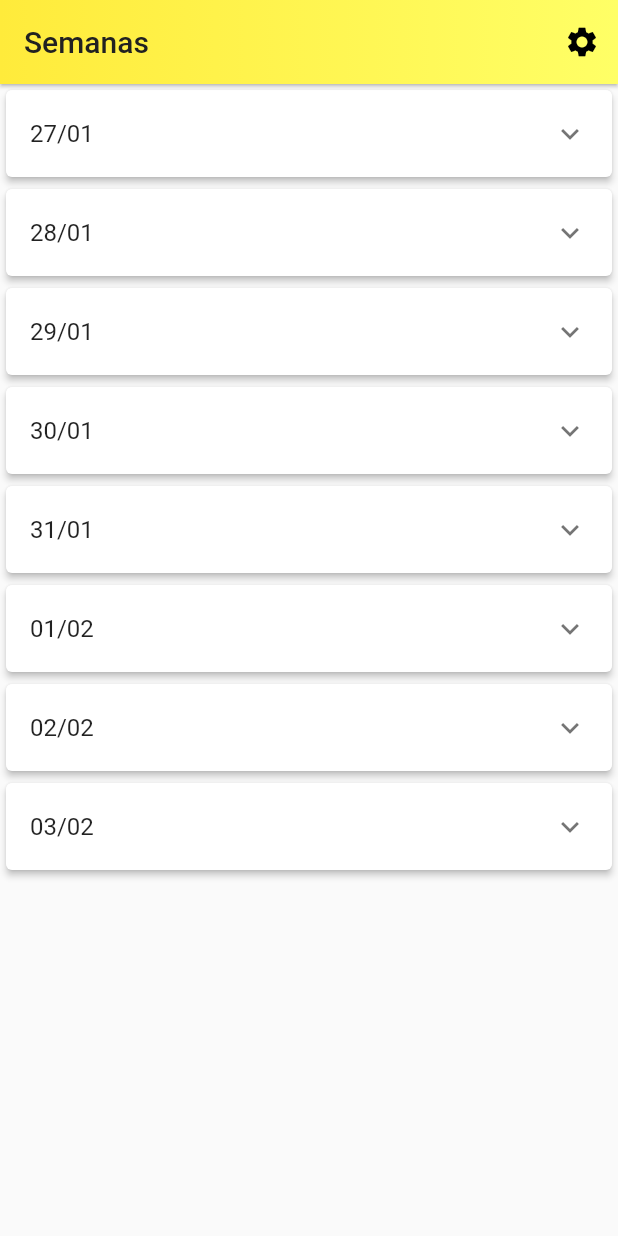
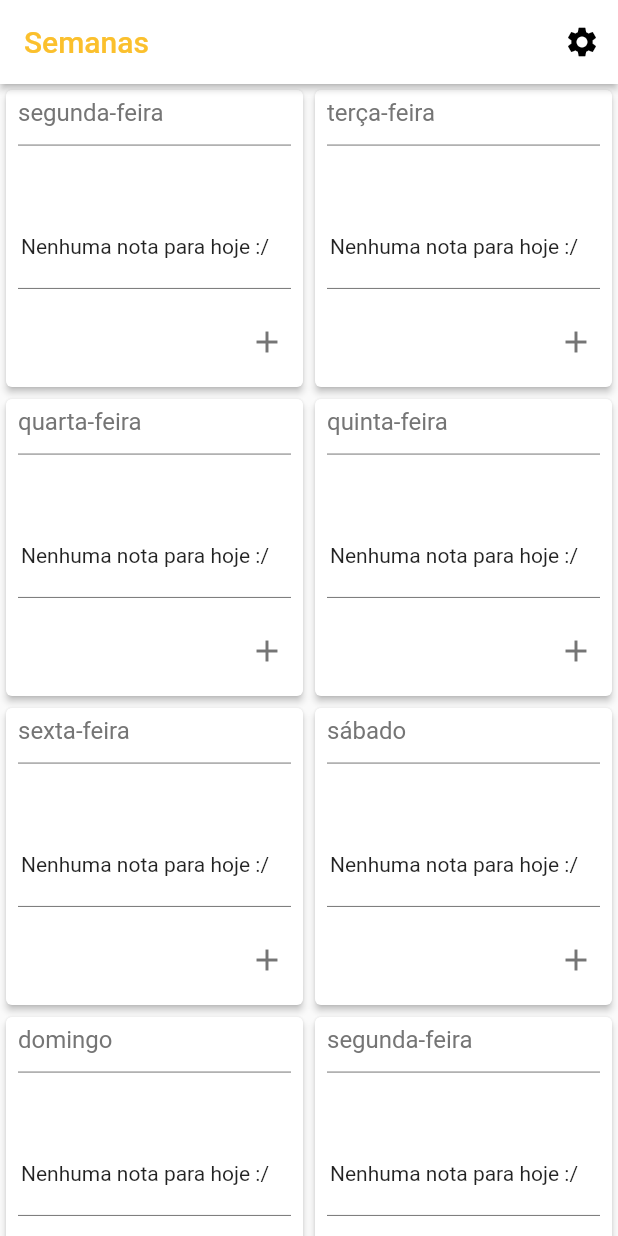
Before and after one commit to murilo-bracero/Semanas, a Flutter app: the screen it shows after launch, after a tap on the "add" icon, on a phone screen of 412 x 824 dp. Run offline on Flutter 3.47's test engine with Material 2 defaults, Android fonts, the phone set to English and light mode, and no system bars; our stand-ins replace shared_preferences, sqflite; accounts and stored records are empty.

Commit message:
Semanas grid reimaginated. Bottom overflow raises

```diff
--- a/lib/Week/WeekManagement.dart
+++ b/lib/Week/WeekManagement.dart
@@ -1,21 +1,58 @@
+import 'package:semanas/database/Database.dart';
+
 class WeekUtils{
-  var strdate = [];
-  var is_final_february = (mounth, day) => mounth == 2 && day == 28;
+  var week = [ ];
+  var weekdays = [];
 
   buildWeek(){
     DateTime date_now = new DateTime.now();
-    var weeks = [];
 
-    for(int i = 1; i <= 8; i++){
-      weeks.add( date_now.add(new Duration(days: i)) );
+    for(int i = 0; i <= 7; i++){
+      var context_day = date_now.add(new Duration(days: i));
+      week.add( context_day.toString().split(' ')[0] );
+      weekdays.add( _parseIntDate(context_day.weekday) );
     }
 
-    print(weeks);
+    _saveWeek();
+  }
 
+  _parseIntDate(weekInt){
+    var weekdays = ["segunda-feira", "terça-feira", "quarta-feira", "quinta-feira", "sexta-feira", "sábado","domingo"];
+    return weekdays[weekInt - 1];
+  }
+
+  _saveWeek(){
+    DBProvider.db.createWeek(week, weekdays);
+  }
+
+  static Future<bool> hasWeekEnded() async {
+    DateTime today = DateTime.now();
+    print("_hasWeekEnded: \n HOJE " + today.toString());
+    var last_note = await DBProvider.db.getLast();
+
+    if (last_note != null) {
+      print("ÚLTIMO DIA DA SEMANA: "+last_note.day);
+
+      if (today.difference(DateTime.parse(last_note.day)).inDays >= 1) {
+        return true;
+
+      } else {
+        return false;
+      }
+    }
+  }
+
+  static deletePastDay() async {
+    DateTime post = DateTime.now();
+    print("_deletePastDay: \n DIA DE HOJE " + post.toString());
+    var days = await DBProvider.db.getDays();
+    if(days != null){
+      for(String day in days){
+        if(post.difference(DateTime.parse(day)).inDays >= 1){
+          DBProvider.db.deleteDay(day);
+        }
+      }
+    }
   }
 
 }
-
-main() {
-  new WeekUtils().buildWeek();
-}
--- a/lib/main.dart
+++ b/lib/main.dart
@@ -1,11 +1,11 @@
 import 'package:flutter/material.dart';
 import 'package:semanas/OptionScreen.dart';
+import 'package:semanas/Week/WeekManagement.dart';
 import 'package:semanas/database/Database.dart';
 import 'package:semanas/database/NoteModel.dart';
 import 'Designs.dart';
 import 'package:shared_preferences/shared_preferences.dart';
 import 'EditNoteScreen.dart';
-import 'package:gradient_app_bar/gradient_app_bar.dart';
 
 void main() => runApp(MyApp());
 
@@ -36,20 +36,12 @@ var alreadyClicked = false;
 const String PREF_HASCURRENTWEEK = "hasCurrentWeek";
 
 class _MyHomePageState extends State<MyHomePage> {
-  //strings de dias da semana
-  var weekdays = [];
+  _MyHomePageState() {
+    WeekUtils.hasWeekEnded()
+        .then((var res) => {res ? _showDialog("end_week") : null});
 
-  //strings de datas completas
-  var strdate = [];
-
-  List<Widget> listDays = [];
-
-  //******************* CONSTRUTOR **********************************
-
-  _MyHomePageState() {
-    _hasWeekEnded();
     _loadSharedPrefs();
-    _deletePastDay();
+    WeekUtils.deletePastDay().then((var res) => {setState(() {})});
   }
 
   //************ PREFS **********************************************
@@ -62,102 +54,11 @@ class _MyHomePageState extends State<MyHomePage> {
   Future<bool> _loadSharedPrefs() async {
     final SharedPreferences prefs = await SharedPreferences.getInstance();
     final hasCurrentWeek = prefs.getBool(PREF_HASCURRENTWEEK) ?? false;
-    print("_loadSharedPrefs()\nPREF hasCurrentWeek: ${hasCurrentWeek.toString()}");
+    print(
+        "_loadSharedPrefs()\nPREF hasCurrentWeek: ${hasCurrentWeek.toString()}");
     alreadyClicked = hasCurrentWeek;
     setState(() {});
     return hasCurrentWeek;
-  }
-
-  //***********************CONSTRUÇÃO E GERENCIAMENTO DA SEMANA*************************
-
-  _deletePastDay() async {
-    DateTime post = DateTime.now();
-    print("_deletePastDay: \n DIA DE HOJE " + post.toString());
-    DBProvider.db.getDays().then((var res) {
-      if(res != null){
-        for(String day in res){
-          if(post.difference(DateTime.parse(day)).inDays >= 1){
-            DBProvider.db.deleteDay(day);
-            setState(() {});
-          }
-        }
-      }
-    });
-  }
-
-  _hasWeekEnded() async {
-    DateTime today = DateTime.now();
-    print("_hasWeekEnded: \n HOJE " + today.toString());
-    DBProvider.db.getLast().then((var res) {
-      if (res != null) {
-        print("ÚLTIMO DIA DA SEMANA: "+res.day);
-        if (today.difference(DateTime.parse(res.day)).inDays >= 1) {
-          _showDialog("end_week");
-        } else {
-          print("_hasWeekEnded: \n não é");
-        }
-      }
-    });
-  }
-
-  _buildWeek() {
-    var data = new DateTime.now();
-    //dias
-    var days = [];
-    bool virouMes = false;
-    int dia = data.day, mes = data.month, ano = data.year;
-
-    for (int i = 0; i <= 7; i++) {
-      if (mes == 2 && dia == 28) {
-        days.add(28);
-        dia = 1;
-        virouMes = true;
-      } else if (mes == 4 && dia == 30 || mes == 6 && dia == 30 || mes == 9 && dia == 30 || mes == 11 && dia == 30) {
-        days.add(30);
-        dia = 1;
-        virouMes = true;
-      } else if (dia == 31) {
-        days.add(31);
-        dia = 1;
-        virouMes = true;
-      } else {
-        days.add(dia++);
-      }
-
-      print("_buildWeek(): \n" + days[i].toString() + "/" + mes.toString());
-
-      strdate.add(buildStringDate(days[i], mes, ano));
-      print(strdate);
-
-      var newdate = DateTime.parse(strdate[i]);
-      weekdays.add(_intForWeek(newdate.weekday));
-
-      if (virouMes) {
-        mes = mes + 1;
-        virouMes = false;
-      }
-    }
-  }
-
-  String buildStringDate(int dia, int mes, int ano) {
-    if (dia < 10 && mes < 10) {
-      return "${ano.toString()}-0${mes.toString()}-0${dia.toString()} 20:00:01";
-
-    } else if (dia >= 10 && mes < 10) {
-
-      return "${ano.toString()}-0${mes.toString()}-${dia.toString()} 20:00:01";
-    } else if (dia < 10 && mes >= 10) {
-
-      return "${ano.toString()}-${mes.toString()}-0${dia.toString()} 20:00:01";
-    } else {
-
-      return "${ano.toString()}-${mes.toString()}-${dia.toString()} 20:00:01";
-    }
-  }
-
-  _intForWeek(int weekCode) {
-    var weekdays = ["segunda-feira", "terça-feira", "quarta-feira", "quinta-feira", "sexta-feira", "sábado","domingo"];
-    return weekdays[weekCode - 1];
   }
 
   //**************************METODOS QUE CRIAM ICONES DA APP BAR***********************************
@@ -197,13 +98,13 @@ class _MyHomePageState extends State<MyHomePage> {
   @override
   Widget build(BuildContext context) {
     return Scaffold(
-      appBar: GradientAppBar(
-        backgroundColorStart: primary_yellow,
-        backgroundColorEnd: Color.fromRGBO( 255, 255, 102,1),
-        elevation: 1,
+      resizeToAvoidBottomInset: false,
+      appBar: AppBar(
+        backgroundColor: Colors.white,
+        elevation: 2,
         title: Text(
           widget.title,
-          style: TextStyle(color: pretty_black),
+          style: TextStyle(color: primary_dark_yellow),
         ),
         actions: <Widget>[_buildPlusButton(), _buildOptionsButton()],
       ),
@@ -211,17 +112,17 @@ class _MyHomePageState extends State<MyHomePage> {
           future: DBProvider.db.getWeek(),
           builder: (BuildContext context, AsyncSnapshot<List<Notes>> snapshot) {
             if (snapshot.hasData) {
-              return ListView.builder(
+              return GridView.builder(
                   itemCount: snapshot.data.length,
+                  gridDelegate: new SliverGridDelegateWithFixedCrossAxisCount(
+                      crossAxisCount: 2),
                   itemBuilder: (BuildContext context, int index) {
                     Notes item = snapshot.data[index];
                     print(item.day);
                     return Card(
                         elevation: 2,
-                        child: ExpansionTile(
-                          title: _roundAdvice(item.note, item.title, item.day),
-                          children: <Widget>[
-                            Column(
+                        child: Column(
+                          mainAxisAlignment: MainAxisAlignment.spaceEvenly,
                           children: <Widget>[
                             Padding(
                               padding: const EdgeInsets.only(left: 8),
@@ -249,7 +150,8 @@ class _MyHomePageState extends State<MyHomePage> {
                                 children: <Widget>[
                                   Flexible(
                                     child: Column(
-                                          crossAxisAlignment: CrossAxisAlignment.start,
+                                      crossAxisAlignment:
+                                          CrossAxisAlignment.start,
                                       children: <Widget>[
                                         Text(
                                           _isTitleNull(item.title),
@@ -264,14 +166,17 @@ class _MyHomePageState extends State<MyHomePage> {
                               ),
                             ),
                             Padding(
-                                  padding:
-                                      const EdgeInsets.only(left: 10, bottom: 8, right:8),
+                              padding: const EdgeInsets.only(
+                                  left: 10, bottom: 8, right: 8),
                               child: Row(
                                 children: <Widget>[
-                                      Flexible(child: Column(
-                                        crossAxisAlignment: CrossAxisAlignment.start,
+                                  Flexible(
+                                      child: Column(
+                                    crossAxisAlignment:
+                                        CrossAxisAlignment.start,
                                     children: <Widget>[
-                                          Text(_isNoteNull(item.note, item.title)),
+                                      Text(
+                                          _isNoteNull(item.note, item.title)),
                                     ],
                                   ))
                                 ],
@@ -304,8 +209,6 @@ class _MyHomePageState extends State<MyHomePage> {
                               ],
                             )
                           ],
-                            )
-                          ],
                         ));
                   });
             } else {
@@ -318,15 +221,10 @@ class _MyHomePageState extends State<MyHomePage> {
   }
 
   void _createWeek() {
-    _buildWeek();
+    WeekUtils wu = new WeekUtils();
 
-    var strdate = [];
-    for (int i = 0; i <= 7; i++) {
-      String parseData = this.strdate[i].toString().substring(0, 10);
-      strdate.add(parseData);
-    }
+    wu.buildWeek();
 
-    DBProvider.db.createWeek(strdate, weekdays);
     alreadyClicked = true;
     _saveNewPref(alreadyClicked);
   }
@@ -356,9 +254,9 @@ class _MyHomePageState extends State<MyHomePage> {
 
   String _isNoteNull(String note, String title) {
     if (note == null || note.isEmpty || note == " ") {
-      if(title == null || title.isEmpty || title == " "){
+      if (title == null || title.isEmpty || title == " ") {
         return "Nenhuma nota para hoje :/";
-      }else {
+      } else {
         return "Que tal colocar um corpo para essa nota?";
       }
     } else {
@@ -366,10 +264,11 @@ class _MyHomePageState extends State<MyHomePage> {
     }
   }
 
-  var _isTitleNull = (String title) => (title == null) ?  "" : title;
+  var _isTitleNull = (String title) => (title == null) ? "" : title;
 
   _roundAdvice(String note, String title, String day) {
-    if ((note != null && note.isNotEmpty && note != " ") || (title != null && title.isNotEmpty && title != " ")) {
+    if ((note != null && note.isNotEmpty && note != " ") ||
+        (title != null && title.isNotEmpty && title != " ")) {
       return Row(
         mainAxisAlignment: MainAxisAlignment.start,
         children: <Widget>[
@@ -387,7 +286,6 @@ class _MyHomePageState extends State<MyHomePage> {
           )
         ],
       );
-
     } else {
       return Text(_showFriendlyDate(day));
     }
```
Also changed, not shown: 1 other file. Lines whose indentation alone changed are shown as unchanged.
